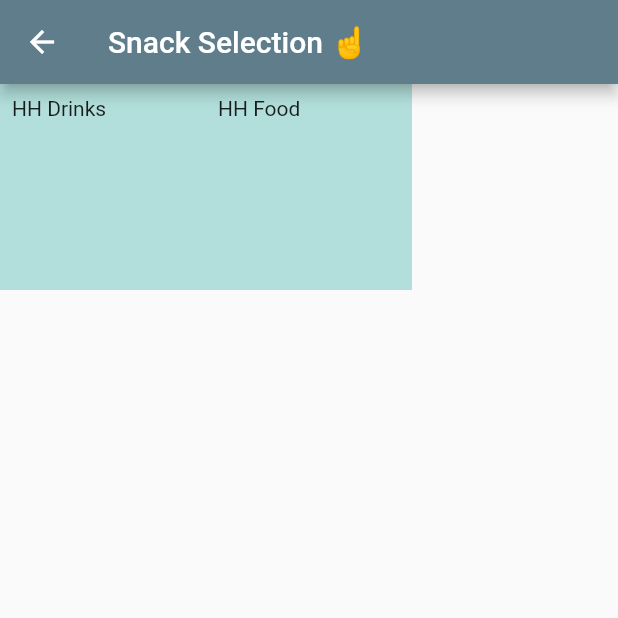
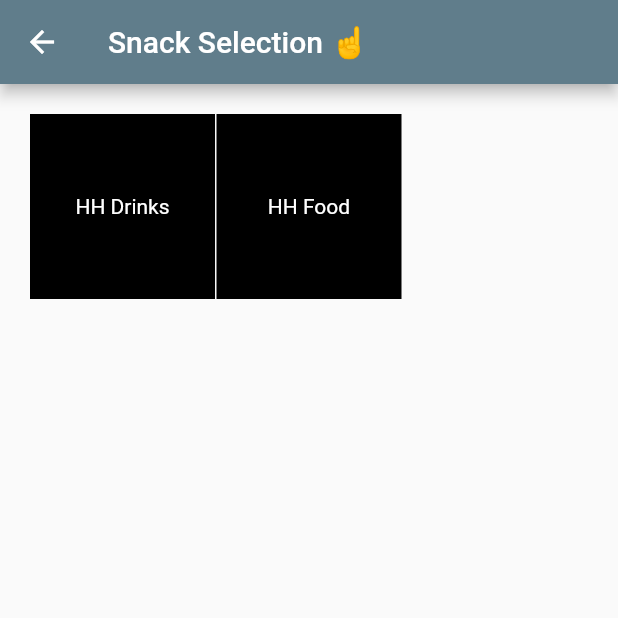
Before and after one commit to Pierre81385/app_playground, a Flutter app: the Menu screen opened directly, on a phone screen of 412 x 824 dp, the top half of it. Run offline on Flutter 3.47's test engine with Material 2 defaults, Android fonts, the phone set to English and light mode, and no system bars; our stand-ins replace cloud_firestore, firebase_auth, firebase_core; accounts and stored records are empty.

Commit message:
styling adjustment to submenus

```diff
--- a/lib/menus/subMenus.dart
+++ b/lib/menus/subMenus.dart
@@ -63,10 +63,12 @@ class _Menu extends State<Menu> {
       appBar: AppBar(
         title: Text('Snack Selection ☝️'),
       ),
-      body: GridView.builder(
+      body: Container(
+        padding: const EdgeInsets.all(20),
+        child: GridView.builder(
           gridDelegate: SliverGridDelegateWithFixedCrossAxisCount(
-          crossAxisSpacing: 0,
-          mainAxisSpacing: 0,
+            crossAxisSpacing: 1,
+            mainAxisSpacing: 1,
             crossAxisCount: 3,
           ),
           itemCount: _menu.length,
@@ -83,10 +85,14 @@ class _Menu extends State<Menu> {
               },
               child: Container(
                   padding: const EdgeInsets.all(8),
-                child: Text(_menu[index].title),
-                color: Colors.teal[100]),
+                  child: Center(
+                    child: Text(_menu[index].title,
+                        style: TextStyle(color: Colors.white)),
+                  ),
+                  color: Colors.black),
             );
           },
+        ),
       ),
     );
   }
```
Lines whose indentation alone changed are shown as unchanged.
